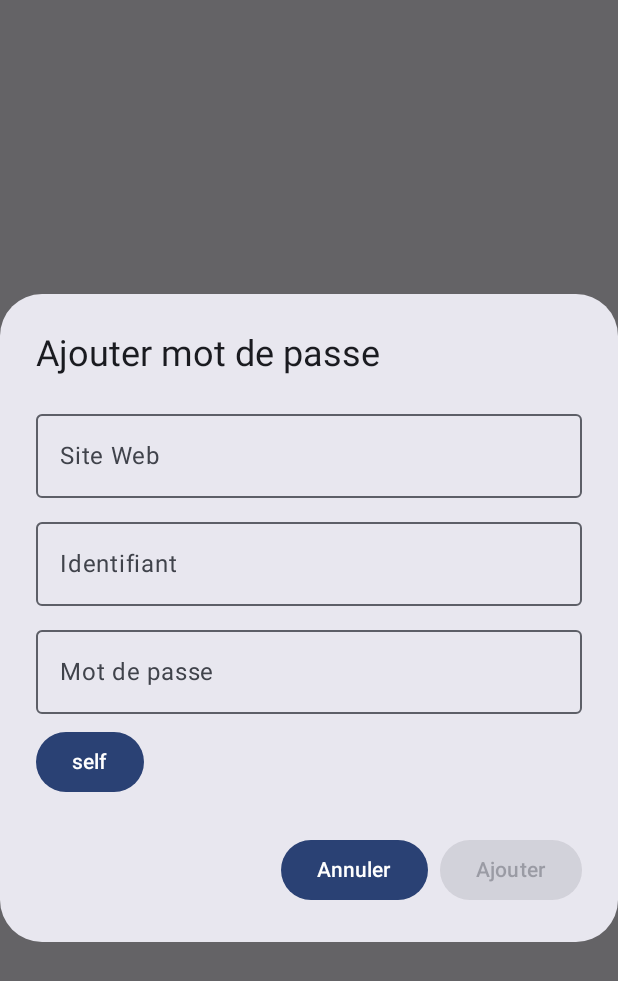
After one commit to AilurusF13/VaultFamily, an Android app built with Jetpack Compose: the composable AddEntryDialog shown on its own in the app's theme, on a phone screen of 412 x 824 dp. The commit adds this screen. Shown: the top 981 px of the screen. Run offline under Robolectric (Android 15) with nearby library versions, the phone set to English and light mode, and no system bars.

Commit message:
Creation d une dialog box pour l ajout dynamique de nouvelle entrés

```diff
--- /dev/null
+++ b/app/src/main/java/fr/ailurus/vaultfamily/AddEntryDialog.kt
@@ -0,0 +1,140 @@
+package fr.ailurus.vaultfamily
+
+import androidx.compose.foundation.layout.Arrangement
+import androidx.compose.foundation.layout.Box
+import androidx.compose.foundation.layout.Column
+import androidx.compose.foundation.layout.fillMaxWidth
+import androidx.compose.material3.AlertDialog
+import androidx.compose.material3.BasicAlertDialog
+import androidx.compose.material3.Button
+import androidx.compose.material3.DropdownMenu
+import androidx.compose.material3.DropdownMenuItem
+import androidx.compose.material3.ExperimentalMaterial3Api
+import androidx.compose.material3.IconButton
+import androidx.compose.material3.OutlinedTextField
+import androidx.compose.material3.RadioButton
+import androidx.compose.material3.Text
+import androidx.compose.material3.TextButton
+import androidx.compose.runtime.Composable
+import androidx.compose.runtime.getValue
+import androidx.compose.runtime.mutableStateOf
+import androidx.compose.runtime.remember
+import androidx.compose.runtime.setValue
+import androidx.compose.ui.Modifier
+import androidx.compose.ui.tooling.preview.Preview
+import androidx.compose.ui.unit.dp
+import fr.ailurus.vaultfamily.ContentLine
+import fr.ailurus.vaultfamily.ui.theme.VaultFamilyTheme
+
+
+@OptIn(ExperimentalMaterial3Api::class)
+@Composable
+fun AddEntryDialog(
+    onDismissRequest: () -> Unit,
+    onConfirmation: (ContentLine) -> Unit
+) {
+    var siteWeb by remember { mutableStateOf("") }
+    var identifiant by remember { mutableStateOf("") }
+    var password by remember { mutableStateOf("") }
+
+    val defaultGroup = "self"
+    var group by remember { mutableStateOf(defaultGroup)}
+
+    var groupExtended by remember { mutableStateOf(false) }
+
+    AlertDialog(
+        onDismissRequest = { onDismissRequest() },
+        title = {
+            Text(text = "Ajouter mot de passe")
+        },
+        text = {
+            // TODO Tous les fields a décrire ici
+            Column(
+                verticalArrangement = Arrangement.spacedBy(8.dp)
+            ) {
+                OutlinedTextField(
+                    value = siteWeb,
+                    onValueChange = {siteWeb = it},
+                    label = { Text("Site Web") },
+                    modifier = Modifier.fillMaxWidth()
+                )
+                OutlinedTextField(
+                    value = identifiant,
+                    onValueChange = {identifiant = it},
+                    label = { Text("Identifiant") },
+                    modifier = Modifier.fillMaxWidth()
+                )
+                OutlinedTextField(
+                    value = password,
+                    onValueChange = {password = it},
+                    label = { Text("Mot de passe") },
+                    modifier = Modifier.fillMaxWidth()
+                )
+                // Drop down menu for group
+                Box(
+                    modifier = Modifier.fillMaxWidth()
+                ) {
+                    Button(
+                        onClick = {
+                            groupExtended = !groupExtended
+                        }
+                    ) {
+                        Text(text = group)
+                    }
+                    DropdownMenu(
+                        expanded = groupExtended,
+                        onDismissRequest = {groupExtended = false}
+                    ) {
+                        DropdownMenuItem(
+                            text = { Text(text = defaultGroup)},
+                            onClick = {
+                                group = defaultGroup
+                                groupExtended = false
+                            }
+                        )
+                        DropdownMenuItem(
+                            text = { Text(text = "famille") },
+                            onClick = {
+                                group = "famille"
+                                groupExtended = false
+                            }
+                        )
+                    }
+                }
+            }
+        },
+        confirmButton = {
+            Button(
+                onClick = {
+                    val newEntry = ContentLine(
+                        siteWeb = siteWeb,
+                        identifiant = identifiant,
+                        group = group,
+                        password = password
+                    )
+                    onConfirmation(newEntry)
+                },
+                enabled = siteWeb.isNotBlank() && identifiant.isNotBlank()
+            ) {
+                Text(text = "Ajouter")
+            }
+        },
+        dismissButton = {
+            Button(
+                onClick = {
+                    onDismissRequest()
+                }
+            ) {
+                Text(text = "Annuler")
+            }
+        }
+    )
+}
+
+@Preview
+@Composable
+fun AddEntryDialogPreview() {
+    VaultFamilyTheme {
+        AddEntryDialog({}, {})
+    }
+}
--- a/app/src/main/java/fr/ailurus/vaultfamily/ContentLine.kt
+++ b/app/src/main/java/fr/ailurus/vaultfamily/ContentLine.kt
@@ -15,7 +15,8 @@ data class ContentLine(
     val id : Long = 0,
     val siteWeb : String,
     val identifiant : String,
-    val group : String
+    val group : String,
+    val password : String = ""
 )
 
 @Composable
```
Also changed, not shown: app/src/main/java/fr/ailurus/vaultfamily/MainActivity.kt (+20 -2 lines).
